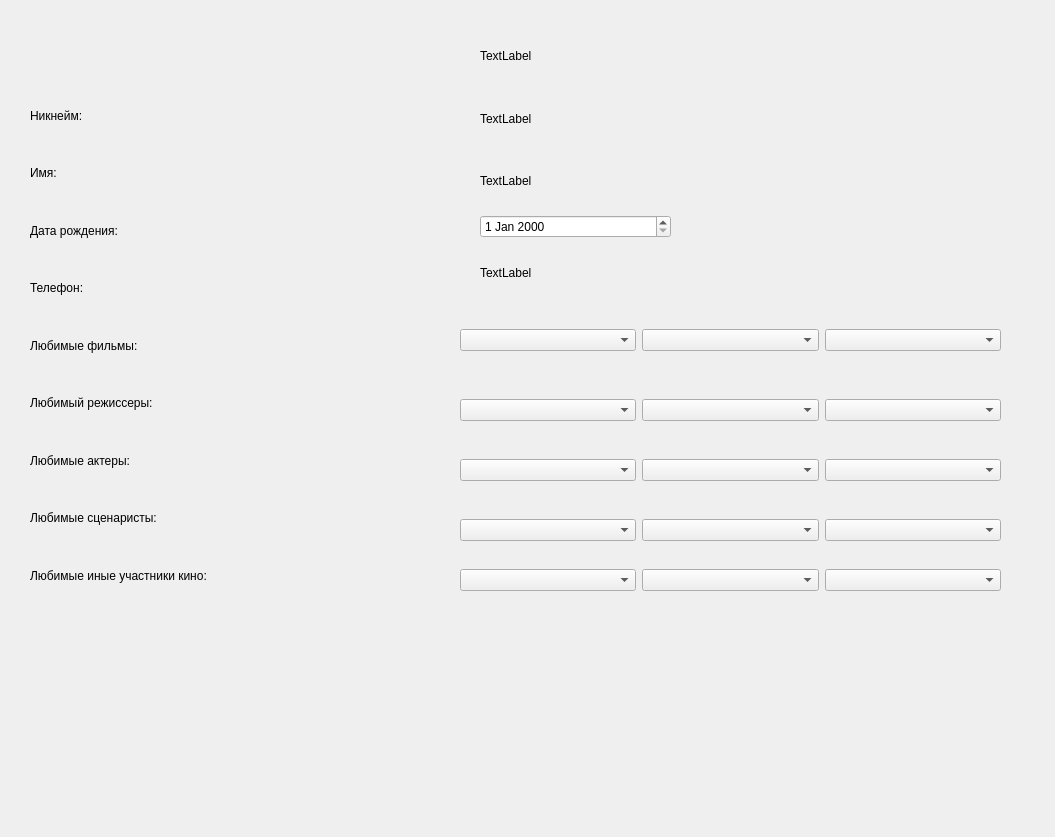
Qt form project/src/files_ui/profile_window.ui (ulyasha-govnuasha228/Film-break) before a commit.
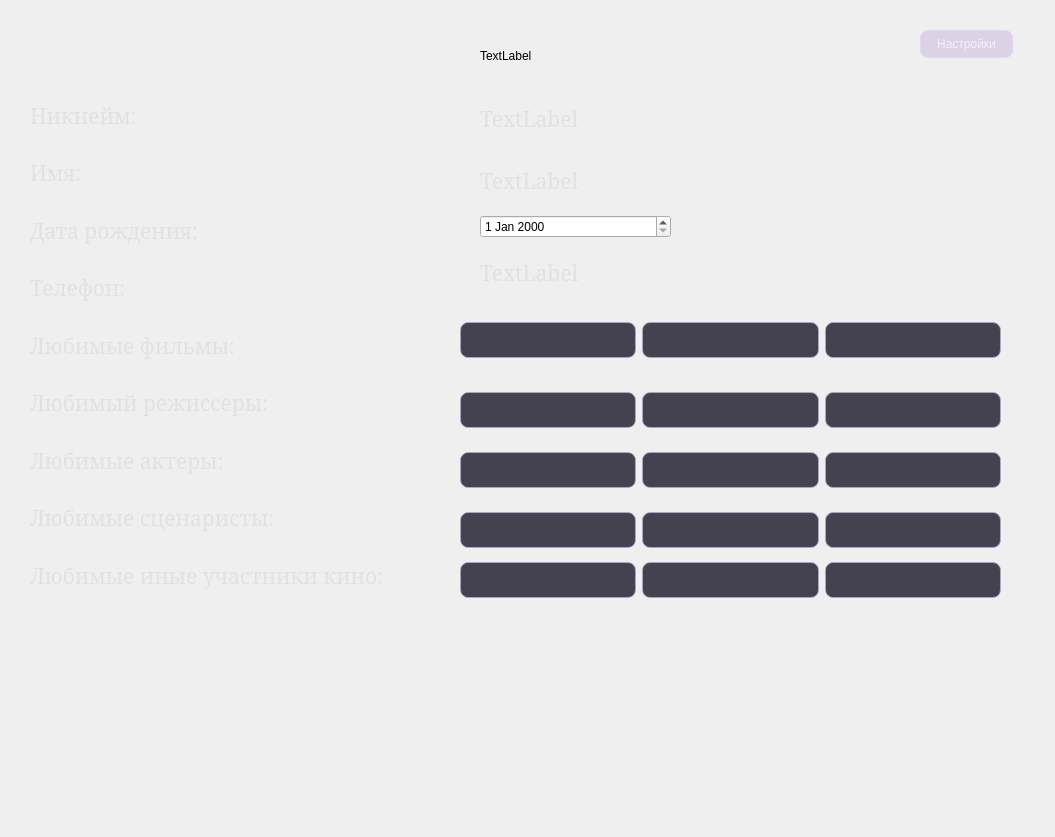
The same form after that commit.

The edit to the form file:
```diff
--- a/project/src/files_ui/profile_window.ui
+++ b/project/src/files_ui/profile_window.ui
@@ -31,13 +31,24 @@
     <rect>
      <x>30</x>
      <y>90</y>
-     <width>391</width>
+     <width>470</width>
      <height>511</height>
     </rect>
    </property>
    <layout class="QVBoxLayout" name="verticalLayout">
     <item>
      <widget class="QLabel" name="label_3">
+      <property name="font">
+       <font>
+        <family>MS Serif</family>
+        <pointsize>16</pointsize>
+       </font>
+      </property>
+      <property name="styleSheet">
+       <string notr="true">background-color: transparent;
+color: rgb(225, 225, 225);
+border-image: none;</string>
+      </property>
       <property name="text">
        <string>Никнейм:</string>
       </property>
@@ -45,6 +56,17 @@
     </item>
     <item>
      <widget class="QLabel" name="label_2">
+      <property name="font">
+       <font>
+        <family>MS Serif</family>
+        <pointsize>16</pointsize>
+       </font>
+      </property>
+      <property name="styleSheet">
+       <string notr="true">background-color: transparent;
+color: rgb(225, 225, 225);
+border-image: none;</string>
+      </property>
       <property name="text">
        <string>Имя:</string>
       </property>
@@ -52,6 +74,17 @@
     </item>
     <item>
      <widget class="QLabel" name="label_4">
+      <property name="font">
+       <font>
+        <family>MS Serif</family>
+        <pointsize>16</pointsize>
+       </font>
+      </property>
+      <property name="styleSheet">
+       <string notr="true">background-color: transparent;
+color: rgb(225, 225, 225);
+border-image: none;</string>
+      </property>
       <property name="text">
        <string>Дата рождения:</string>
       </property>
@@ -59,6 +92,17 @@
     </item>
     <item>
      <widget class="QLabel" name="label_5">
+      <property name="font">
+       <font>
+        <family>MS Serif</family>
+        <pointsize>16</pointsize>
+       </font>
+      </property>
+      <property name="styleSheet">
+       <string notr="true">background-color: transparent;
+color: rgb(225, 225, 225);
+border-image: none;</string>
+      </property>
       <property name="text">
        <string>Телефон:</string>
       </property>
@@ -66,6 +110,17 @@
     </item>
     <item>
      <widget class="QLabel" name="label_6">
+      <property name="font">
+       <font>
+        <family>MS Serif</family>
+        <pointsize>16</pointsize>
+       </font>
+      </property>
+      <property name="styleSheet">
+       <string notr="true">background-color: transparent;
+color: rgb(225, 225, 225);
+border-image: none;</string>
+      </property>
       <property name="text">
        <string>Любимые фильмы:</string>
       </property>
@@ -73,6 +128,17 @@
     </item>
     <item>
      <widget class="QLabel" name="label_7">
+      <property name="font">
+       <font>
+        <family>MS Serif</family>
+        <pointsize>16</pointsize>
+       </font>
+      </property>
+      <property name="styleSheet">
+       <string notr="true">background-color: transparent;
+color: rgb(225, 225, 225);
+border-image: none;</string>
+      </property>
       <property name="text">
        <string>Любимый режиссеры:</string>
       </property>
@@ -80,6 +146,17 @@
     </item>
     <item>
      <widget class="QLabel" name="label_8">
+      <property name="font">
+       <font>
+        <family>MS Serif</family>
+        <pointsize>16</pointsize>
+       </font>
+      </property>
+      <property name="styleSheet">
+       <string notr="true">background-color: transparent;
+color: rgb(225, 225, 225);
+border-image: none;</string>
+      </property>
       <property name="text">
        <string>Любимые актеры:</string>
       </property>
@@ -87,6 +164,17 @@
     </item>
     <item>
      <widget class="QLabel" name="label_9">
+      <property name="font">
+       <font>
+        <family>MS Serif</family>
+        <pointsize>16</pointsize>
+       </font>
+      </property>
+      <property name="styleSheet">
+       <string notr="true">background-color: transparent;
+color: rgb(225, 225, 225);
+border-image: none;</string>
+      </property>
       <property name="text">
        <string>Любимые сценаристы:</string>
       </property>
@@ -94,6 +182,17 @@
     </item>
     <item>
      <widget class="QLabel" name="label_10">
+      <property name="font">
+       <font>
+        <family>MS Serif</family>
+        <pointsize>16</pointsize>
+       </font>
+      </property>
+      <property name="styleSheet">
+       <string notr="true">background-color: transparent;
+color: rgb(225, 225, 225);
+border-image: none;</string>
+      </property>
       <property name="text">
        <string>Любимые иные участники кино:</string>
       </property>
@@ -112,13 +211,160 @@
    </property>
    <layout class="QHBoxLayout" name="horizontalLayout">
     <item>
-     <widget class="QComboBox" name="btn_film"/>
+     <widget class="QComboBox" name="btn_film">
+      <property name="styleSheet">
+       <string notr="true">
+QComboBox {
+    background-color: rgba(40, 38, 52, 220);
+    background-image: none;
+    border-image: none;
+    border: 1px solid rgba(190, 165, 225, 170);
+    border-radius: 8px;
+    padding: 7px 10px;
+    color: rgb(245, 240, 255);
+    min-height: 20px;
+}
+
+QComboBox:hover {
+    border: 1px solid rgb(210, 185, 245);
+}
+
+QComboBox:focus {
+    border: 1px solid rgb(220, 190, 255);
+}
+
+QComboBox::drop-down {
+    subcontrol-origin: padding;
+    subcontrol-position: top right;
+    width: 30px;
+    border: none;
+    background: transparent;
+}
+
+QComboBox::down-arrow {
+    image: none;
+    width: 8px;
+    height: 8px;
+    background: transparent;
+    border-right: 2px solid white;
+    border-bottom: 2px solid white;
+}
+
+QComboBox QAbstractItemView {
+    background-color: rgb(40, 38, 52);
+    color: rgb(245, 240, 255);
+    selection-background-color: rgb(100, 82, 130);
+    selection-color: white;
+    border: 1px solid rgb(160, 135, 195);
+    outline: none;
+}
+</string>
+      </property>
+     </widget>
     </item>
     <item>
-     <widget class="QComboBox" name="btn_film2"/>
+     <widget class="QComboBox" name="btn_film2">
+      <property name="styleSheet">
+       <string notr="true">
+QComboBox {
+    background-color: rgba(40, 38, 52, 220);
+    background-image: none;
+    border-image: none;
+    border: 1px solid rgba(190, 165, 225, 170);
+    border-radius: 8px;
+    padding: 7px 10px;
+    color: rgb(245, 240, 255);
+    min-height: 20px;
+}
+
+QComboBox:hover {
+    border: 1px solid rgb(210, 185, 245);
+}
+
+QComboBox:focus {
+    border: 1px solid rgb(220, 190, 255);
+}
+
+QComboBox::drop-down {
+    subcontrol-origin: padding;
+    subcontrol-position: top right;
+    width: 30px;
+    border: none;
+    background: transparent;
+}
+
+QComboBox::down-arrow {
+    image: none;
+    width: 8px;
+    height: 8px;
+    background: transparent;
+    border-right: 2px solid white;
+    border-bottom: 2px solid white;
+}
+
+QComboBox QAbstractItemView {
+    background-color: rgb(40, 38, 52);
+    color: rgb(245, 240, 255);
+    selection-background-color: rgb(100, 82, 130);
+    selection-color: white;
+    border: 1px solid rgb(160, 135, 195);
+    outline: none;
+}
+</string>
+      </property>
+     </widget>
     </item>
     <item>
-     <widget class="QComboBox" name="btn_film3"/>
+     <widget class="QComboBox" name="btn_film3">
+      <property name="styleSheet">
+       <string notr="true">
+QComboBox {
+    background-color: rgba(40, 38, 52, 220);
+    background-image: none;
+    border-image: none;
+    border: 1px solid rgba(190, 165, 225, 170);
+    border-radius: 8px;
+    padding: 7px 10px;
+    color: rgb(245, 240, 255);
+    min-height: 20px;
+}
+
+QComboBox:hover {
+    border: 1px solid rgb(210, 185, 245);
+}
+
+QComboBox:focus {
+    border: 1px solid rgb(220, 190, 255);
+}
+
+QComboBox::drop-down {
+    subcontrol-origin: padding;
+    subcontrol-position: top right;
+    width: 30px;
+    border: none;
+    background: transparent;
+}
+
+QComboBox::down-arrow {
+    image: none;
+    width: 8px;
+    height: 8px;
+    background: transparent;
+    border-right: 2px solid white;
+    border-bottom: 2px solid white;
+}
+
+QComboBox QAbstractItemView {
+    background-color: rgb(40, 38, 52);
+    color: rgb(245, 240, 255);
+    selection-background-color: rgb(100, 82, 130);
+    selection-color: white;
+    border: 1px solid rgb(160, 135, 195);
+    outline: none;
+}
+</string>
+      </property>
+     </widget>
     </item>
    </layout>
   </widget>
@@ -133,13 +379,160 @@
    </property>
    <layout class="QHBoxLayout" name="horizontalLayout_2">
     <item>
-     <widget class="QComboBox" name="btn_actor"/>
+     <widget class="QComboBox" name="btn_actor">
+      <property name="styleSheet">
+       <string notr="true">
+QComboBox {
+    background-color: rgba(40, 38, 52, 220);
+    background-image: none;
+    border-image: none;
+    border: 1px solid rgba(190, 165, 225, 170);
+    border-radius: 8px;
+    padding: 7px 10px;
+    color: rgb(245, 240, 255);
+    min-height: 20px;
+}
+
+QComboBox:hover {
+    border: 1px solid rgb(210, 185, 245);
+}
+
+QComboBox:focus {
+    border: 1px solid rgb(220, 190, 255);
+}
+
+QComboBox::drop-down {
+    subcontrol-origin: padding;
+    subcontrol-position: top right;
+    width: 30px;
+    border: none;
+    background: transparent;
+}
+
+QComboBox::down-arrow {
+    image: none;
+    width: 8px;
+    height: 8px;
+    background: transparent;
+    border-right: 2px solid white;
+    border-bottom: 2px solid white;
+}
+
+QComboBox QAbstractItemView {
+    background-color: rgb(40, 38, 52);
+    color: rgb(245, 240, 255);
+    selection-background-color: rgb(100, 82, 130);
+    selection-color: white;
+    border: 1px solid rgb(160, 135, 195);
+    outline: none;
+}
+</string>
+      </property>
+     </widget>
     </item>
     <item>
-     <widget class="QComboBox" name="btn_actor2"/>
+     <widget class="QComboBox" name="btn_actor2">
+      <property name="styleSheet">
+       <string notr="true">
+QComboBox {
+    background-color: rgba(40, 38, 52, 220);
+    background-image: none;
+    border-image: none;
+    border: 1px solid rgba(190, 165, 225, 170);
+    border-radius: 8px;
+    padding: 7px 10px;
+    color: rgb(245, 240, 255);
+    min-height: 20px;
+}
+
+QComboBox:hover {
+    border: 1px solid rgb(210, 185, 245);
+}
+
+QComboBox:focus {
+    border: 1px solid rgb(220, 190, 255);
+}
+
+QComboBox::drop-down {
+    subcontrol-origin: padding;
+    subcontrol-position: top right;
+    width: 30px;
+    border: none;
+    background: transparent;
+}
+
+QComboBox::down-arrow {
+    image: none;
+    width: 8px;
+    height: 8px;
+    background: transparent;
+    border-right: 2px solid white;
+    border-bottom: 2px solid white;
+}
+
+QComboBox QAbstractItemView {
+    background-color: rgb(40, 38, 52);
+    color: rgb(245, 240, 255);
+    selection-background-color: rgb(100, 82, 130);
+    selection-color: white;
+    border: 1px solid rgb(160, 135, 195);
+    outline: none;
+}
+</string>
+      </property>
+     </widget>
     </item>
     <item>
-     <widget class="QComboBox" name="btn_actor3"/>
+     <widget class="QComboBox" name="btn_actor3">
+      <property name="styleSheet">
+       <string notr="true">
+QComboBox {
+    background-color: rgba(40, 38, 52, 220);
+    background-image: none;
+    border-image: none;
+    border: 1px solid rgba(190, 165, 225, 170);
+    border-radius: 8px;
+    padding: 7px 10px;
+    color: rgb(245, 240, 255);
+    min-height: 20px;
+}
+
+QComboBox:hover {
+    border: 1px solid rgb(210, 185, 245);
+}
+
+QComboBox:focus {
+    border: 1px solid rgb(220, 190, 255);
+}
+
+QComboBox::drop-down {
+    subcontrol-origin: padding;
+    subcontrol-position: top right;
+    width: 30px;
+    border: none;
+    background: transparent;
+}
+
+QComboBox::down-arrow {
+    image: none;
+    width: 8px;
+    height: 8px;
+    background: transparent;
+    border-right: 2px solid white;
+    border-bottom: 2px solid white;
+}
+
+QComboBox QAbstractItemView {
+    background-color: rgb(40, 38, 52);
+    color: rgb(245, 240, 255);
+    selection-background-color: rgb(100, 82, 130);
+    selection-color: white;
+    border: 1px solid rgb(160, 135, 195);
+    outline: none;
+}
+</string>
+      </property>
+     </widget>
     </item>
    </layout>
   </widget>
@@ -154,13 +547,160 @@
    </property>
    <layout class="QHBoxLayout" name="horizontalLayout_3">
     <item>
-     <widget class="QComboBox" name="btn_uch"/>
+     <widget class="QComboBox" name="btn_uch">
+      <property name="styleSheet">
+       <string notr="true">
+QComboBox {
+    background-color: rgba(40, 38, 52, 220);
+    background-image: none;
+    border-image: none;
+    border: 1px solid rgba(190, 165, 225, 170);
+    border-radius: 8px;
+    padding: 7px 10px;
+    color: rgb(245, 240, 255);
+    min-height: 20px;
+}
+
+QComboBox:hover {
+    border: 1px solid rgb(210, 185, 245);
+}
+
+QComboBox:focus {
+    border: 1px solid rgb(220, 190, 255);
+}
+
+QComboBox::drop-down {
+    subcontrol-origin: padding;
+    subcontrol-position: top right;
+    width: 30px;
+    border: none;
+    background: transparent;
+}
+
+QComboBox::down-arrow {
+    image: none;
+    width: 8px;
+    height: 8px;
+    background: transparent;
+    border-right: 2px solid white;
+    border-bottom: 2px solid white;
+}
+
+QComboBox QAbstractItemView {
+    background-color: rgb(40, 38, 52);
+    color: rgb(245, 240, 255);
+    selection-background-color: rgb(100, 82, 130);
+    selection-color: white;
+    border: 1px solid rgb(160, 135, 195);
+    outline: none;
+}
+</string>
+      </property>
+     </widget>
     </item>
     <item>
-     <widget class="QComboBox" name="btn_uch2"/>
+     <widget class="QComboBox" name="btn_uch2">
+      <property name="styleSheet">
+       <string notr="true">
+QComboBox {
+    background-color: rgba(40, 38, 52, 220);
+    background-image: none;
+    border-image: none;
+    border: 1px solid rgba(190, 165, 225, 170);
+    border-radius: 8px;
+    padding: 7px 10px;
+    color: rgb(245, 240, 255);
+    min-height: 20px;
+}
+
+QComboBox:hover {
+    border: 1px solid rgb(210, 185, 245);
+}
+
+QComboBox:focus {
+    border: 1px solid rgb(220, 190, 255);
+}
+
+QComboBox::drop-down {
+    subcontrol-origin: padding;
+    subcontrol-position: top right;
+    width: 30px;
+    border: none;
+    background: transparent;
+}
+
+QComboBox::down-arrow {
+    image: none;
+    width: 8px;
+    height: 8px;
+    background: transparent;
+    border-right: 2px solid white;
+    border-bottom: 2px solid white;
+}
+
+QComboBox QAbstractItemView {
+    background-color: rgb(40, 38, 52);
+    color: rgb(245, 240, 255);
+    selection-background-color: rgb(100, 82, 130);
+    selection-color: white;
+    border: 1px solid rgb(160, 135, 195);
+    outline: none;
+}
+</string>
+      </property>
+     </widget>
     </item>
     <item>
-     <widget class="QComboBox" name="btn_uch3"/>
+     <widget class="QComboBox" name="btn_uch3">
+      <property name="styleSheet">
+       <string notr="true">
+QComboBox {
+    background-color: rgba(40, 38, 52, 220);
+    background-image: none;
+    border-image: none;
+    border: 1px solid rgba(190, 165, 225, 170);
+    border-radius: 8px;
+    padding: 7px 10px;
+    color: rgb(245, 240, 255);
+    min-height: 20px;
+}
+
+QComboBox:hover {
+    border: 1px solid rgb(210, 185, 245);
+}
+
+QComboBox:focus {
+    border: 1px solid rgb(220, 190, 255);
+}
+
+QComboBox::drop-down {
+    subcontrol-origin: padding;
+    subcontrol-position: top right;
+    width: 30px;
+    border: none;
+    background: transparent;
+}
+
+QComboBox::down-arrow {
+    image: none;
+    width: 8px;
+    height: 8px;
+    background: transparent;
+    border-right: 2px solid white;
+    border-bottom: 2px solid white;
+}
+
+QComboBox QAbstractItemView {
+    background-color: rgb(40, 38, 52);
+    color: rgb(245, 240, 255);
+    selection-background-color: rgb(100, 82, 130);
+    selection-color: white;
+    border: 1px solid rgb(160, 135, 195);
+    outline: none;
+}
+</string>
+      </property>
+     </widget>
     </item>
    </layout>
   </widget>
@@ -175,13 +715,160 @@
    </property>
    <layout class="QHBoxLayout" name="horizontalLayout_4">
     <item>
-     <widget class="QComboBox" name="btn_scen"/>
+     <widget class="QComboBox" name="btn_scen">
+      <property name="styleSheet">
+       <string notr="true">
+QComboBox {
+    background-color: rgba(40, 38, 52, 220);
+    background-image: none;
+    border-image: none;
+    border: 1px solid rgba(190, 165, 225, 170);
+    border-radius: 8px;
+    padding: 7px 10px;
+    color: rgb(245, 240, 255);
+    min-height: 20px;
+}
+
+QComboBox:hover {
+    border: 1px solid rgb(210, 185, 245);
+}
+
+QComboBox:focus {
+    border: 1px solid rgb(220, 190, 255);
+}
+
+QComboBox::drop-down {
+    subcontrol-origin: padding;
+    subcontrol-position: top right;
+    width: 30px;
+    border: none;
+    background: transparent;
+}
+
+QComboBox::down-arrow {
+    image: none;
+    width: 8px;
+    height: 8px;
+    background: transparent;
+    border-right: 2px solid white;
+    border-bottom: 2px solid white;
+}
+
+QComboBox QAbstractItemView {
+    background-color: rgb(40, 38, 52);
+    color: rgb(245, 240, 255);
+    selection-background-color: rgb(100, 82, 130);
+    selection-color: white;
+    border: 1px solid rgb(160, 135, 195);
+    outline: none;
+}
+</string>
+      </property>
+     </widget>
     </item>
     <item>
-     <widget class="QComboBox" name="btn_scen2"/>
+     <widget class="QComboBox" name="btn_scen2">
+      <property name="styleSheet">
+       <string notr="true">
+QComboBox {
+    background-color: rgba(40, 38, 52, 220);
+    background-image: none;
+    border-image: none;
+    border: 1px solid rgba(190, 165, 225, 170);
+    border-radius: 8px;
+    padding: 7px 10px;
+    color: rgb(245, 240, 255);
+    min-height: 20px;
+}
+
+QComboBox:hover {
+    border: 1px solid rgb(210, 185, 245);
+}
+
+QComboBox:focus {
+    border: 1px solid rgb(220, 190, 255);
+}
+
+QComboBox::drop-down {
+    subcontrol-origin: padding;
+    subcontrol-position: top right;
+    width: 30px;
+    border: none;
+    background: transparent;
+}
+
+QComboBox::down-arrow {
+    image: none;
+    width: 8px;
+    height: 8px;
+    background: transparent;
+    border-right: 2px solid white;
+    border-bottom: 2px solid white;
+}
+
+QComboBox QAbstractItemView {
+    background-color: rgb(40, 38, 52);
+    color: rgb(245, 240, 255);
+    selection-background-color: rgb(100, 82, 130);
+    selection-color: white;
+    border: 1px solid rgb(160, 135, 195);
+    outline: none;
+}
+</string>
+      </property>
+     </widget>
     </item>
     <item>
-     <widget class="QComboBox" name="btn_scen3"/>
+     <widget class="QComboBox" name="btn_scen3">
+      <property name="styleSheet">
+       <string notr="true">
+QComboBox {
+    background-color: rgba(40, 38, 52, 220);
+    background-image: none;
+    border-image: none;
+    border: 1px solid rgba(190, 165, 225, 170);
+    border-radius: 8px;
+    padding: 7px 10px;
+    color: rgb(245, 240, 255);
+    min-height: 20px;
+}
+
+QComboBox:hover {
+    border: 1px solid rgb(210, 185, 245);
+}
+
+QComboBox:focus {
+    border: 1px solid rgb(220, 190, 255);
+}
+
+QComboBox::drop-down {
+    subcontrol-origin: padding;
+    subcontrol-position: top right;
+    width: 30px;
+    border: none;
+    background: transparent;
+}
+
+QComboBox::down-arrow {
+    image: none;
+    width: 8px;
+    height: 8px;
+    background: transparent;
+    border-right: 2px solid white;
+    border-bottom: 2px solid white;
+}
+
+QComboBox QAbstractItemView {
+    background-color: rgb(40, 38, 52);
+    color: rgb(245, 240, 255);
+    selection-background-color: rgb(100, 82, 130);
+    selection-color: white;
+    border: 1px solid rgb(160, 135, 195);
+    outline: none;
+}
+</string>
+      </property>
+     </widget>
     </item>
    </layout>
   </widget>
@@ -196,13 +883,160 @@
    </property>
    <layout class="QHBoxLayout" name="horizontalLayout_5">
     <item>
-     <widget class="QComboBox" name="btn_reg"/>
+     <widget class="QComboBox" name="btn_reg">
+      <property name="styleSheet">
+       <string notr="true">
+QComboBox {
+    background-color: rgba(40, 38, 52, 220);
+    background-image: none;
+    border-image: none;
+    border: 1px solid rgba(190, 165, 225, 170);
+    border-radius: 8px;
+    padding: 7px 10px;
+    color: rgb(245, 240, 255);
+    min-height: 20px;
+}
+
+QComboBox:hover {
+    border: 1px solid rgb(210, 185, 245);
+}
+
+QComboBox:focus {
+    border: 1px solid rgb(220, 190, 255);
+}
+
+QComboBox::drop-down {
+    subcontrol-origin: padding;
+    subcontrol-position: top right;
+    width: 30px;
+    border: none;
+    background: transparent;
+}
+
+QComboBox::down-arrow {
+    image: none;
+    width: 8px;
+    height: 8px;
+    background: transparent;
+    border-right: 2px solid white;
+    border-bottom: 2px solid white;
+}
+
+QComboBox QAbstractItemView {
+    background-color: rgb(40, 38, 52);
+    color: rgb(245, 240, 255);
+    selection-background-color: rgb(100, 82, 130);
+    selection-color: white;
+    border: 1px solid rgb(160, 135, 195);
+    outline: none;
+}
+</string>
+      </property>
+     </widget>
     </item>
     <item>
-     <widget class="QComboBox" name="btn_reg2"/>
+     <widget class="QComboBox" name="btn_reg2">
+      <property name="styleSheet">
+       <string notr="true">
+QComboBox {
+    background-color: rgba(40, 38, 52, 220);
+    background-image: none;
+    border-image: none;
+    border: 1px solid rgba(190, 165, 225, 170);
+    border-radius: 8px;
+    padding: 7px 10px;
+    color: rgb(245, 240, 255);
+    min-height: 20px;
+}
+
+QComboBox:hover {
+    border: 1px solid rgb(210, 185, 245);
+}
+
+QComboBox:focus {
+    border: 1px solid rgb(220, 190, 255);
+}
+
+QComboBox::drop-down {
+    subcontrol-origin: padding;
+    subcontrol-position: top right;
+    width: 30px;
+    border: none;
+    background: transparent;
+}
+
+QComboBox::down-arrow {
+    image: none;
+    width: 8px;
+    height: 8px;
+    background: transparent;
+    border-right: 2px solid white;
+    border-bottom: 2px solid white;
+}
+
+QComboBox QAbstractItemView {
+    background-color: rgb(40, 38, 52);
+    color: rgb(245, 240, 255);
+    selection-background-color: rgb(100, 82, 130);
+    selection-color: white;
+    border: 1px solid rgb(160, 135, 195);
+    outline: none;
+}
+</string>
+      </property>
+     </widget>
     </item>
     <item>
-     <widget class="QComboBox" name="btn_reg3"/>
+     <widget class="QComboBox" name="btn_reg3">
+      <property name="styleSheet">
+       <string notr="true">
+QComboBox {
+    background-color: rgba(40, 38, 52, 220);
+    background-image: none;
+    border-image: none;
+    border: 1px solid rgba(190, 165, 225, 170);
+    border-radius: 8px;
+    padding: 7px 10px;
+    color: rgb(245, 240, 255);
+    min-height: 20px;
+}
+
+QComboBox:hover {
+    border: 1px solid rgb(210, 185, 245);
+}
+
+QComboBox:focus {
+    border: 1px solid rgb(220, 190, 255);
+}
+
+QComboBox::drop-down {
+    subcontrol-origin: padding;
+    subcontrol-position: top right;
+    width: 30px;
+    border: none;
+    background: transparent;
+}
+
+QComboBox::down-arrow {
+    image: none;
+    width: 8px;
+    height: 8px;
+    background: transparent;
+    border-right: 2px solid white;
+    border-bottom: 2px solid white;
+}
+
+QComboBox QAbstractItemView {
+    background-color: rgb(40, 38, 52);
+    color: rgb(245, 240, 255);
+    selection-background-color: rgb(100, 82, 130);
+    selection-color: white;
+    border: 1px solid rgb(160, 135, 195);
+    outline: none;
+}
+</string>
+      </property>
+     </widget>
     </item>
    </layout>
   </widget>
@@ -217,14 +1051,36 @@
    </property>
    <layout class="QVBoxLayout" name="verticalLayout_4">
     <item>
-     <widget class="QLabel" name="label_11">
+     <widget class="QLabel" name="label_nickname">
+      <property name="font">
+       <font>
+        <family>MS Serif</family>
+        <pointsize>16</pointsize>
+       </font>
+      </property>
+      <property name="styleSheet">
+       <string notr="true">background-color: transparent;
+color: rgb(225, 225, 225);
+border-image: none;</string>
+      </property>
       <property name="text">
        <string>TextLabel</string>
       </property>
      </widget>
     </item>
     <item>
-     <widget class="QLabel" name="label_12">
+     <widget class="QLabel" name="label_name">
+      <property name="font">
+       <font>
+        <family>MS Serif</family>
+        <pointsize>16</pointsize>
+       </font>
+      </property>
+      <property name="styleSheet">
+       <string notr="true">background-color: transparent;
+color: rgb(225, 225, 225);
+border-image: none;</string>
+      </property>
       <property name="text">
        <string>TextLabel</string>
       </property>
@@ -234,7 +1090,18 @@
      <widget class="QDateEdit" name="dateEdit"/>
     </item>
     <item>
-     <widget class="QLabel" name="label_13">
+     <widget class="QLabel" name="label_number">
+      <property name="font">
+       <font>
+        <family>MS Serif</family>
+        <pointsize>16</pointsize>
+       </font>
+      </property>
+      <property name="styleSheet">
+       <string notr="true">background-color: transparent;
+color: rgb(225, 225, 225);
+border-image: none;</string>
+      </property>
       <property name="text">
        <string>TextLabel</string>
       </property>
@@ -242,6 +1109,41 @@
     </item>
    </layout>
   </widget>
+  <widget class="QPushButton" name="btn_settings">
+   <property name="geometry">
+    <rect>
+     <x>920</x>
+     <y>30</y>
+     <width>93</width>
+     <height>28</height>
+    </rect>
+   </property>
+   <property name="styleSheet">
+    <string notr="true">
+QPushButton {
+    background-color: rgba(180, 160, 210, 90);
+    background-image: none;
+    border-image: none;
+    color: rgb(245, 240, 255);
+    border: 1px solid rgba(220, 205, 255, 150);
+    border-radius: 8px;
+    padding: 6px 12px;
+}
+
+QPushButton:hover {
+    background-color: rgba(180, 160, 210, 140);
+}
+
+QPushButton:pressed {
+    background-color: rgba(140, 120, 175, 180);
+}
+
+</string>
+   </property>
+   <property name="text">
+    <string>Настройки</string>
+   </property>
+  </widget>
  </widget>
  <resources/>
  <connections/>
```
Left out of the diff: 6 changed lines with no effect on the pictures.
